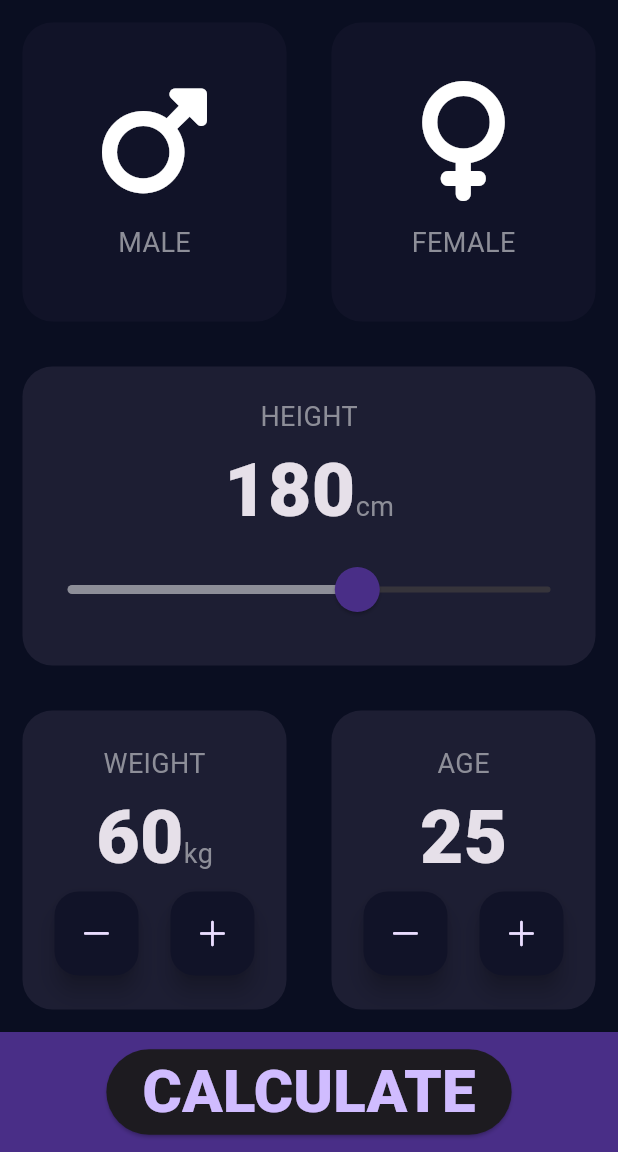
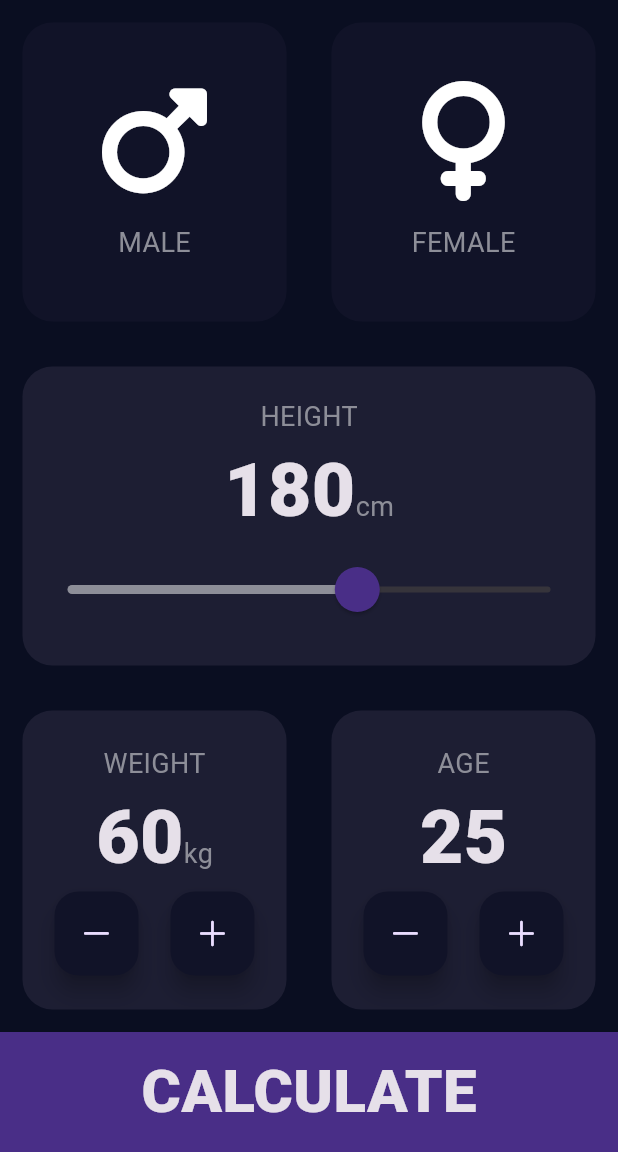
Before and after one commit to 5harka/BMI-Calculator-Flutter, a Flutter app: the screen it shows after launch, on a phone screen of 412 x 824 dp, the part 84-1236 px from its top. Run offline on Flutter 3.47's test engine with Material 3 defaults, Android fonts, the phone set to English and light mode, and no system bars; our stand-ins replace font_awesome_flutter.

Commit message:
final commit
BMI Calculator to always keep your Health in check

```diff
--- /dev/null
+++ b/lib/components/BottomButton.dart
@@ -0,0 +1,31 @@
+import 'package:flutter/material.dart';
+import '/components/constants.dart';
+import 'package:bmi_calculator/screens/ResultPage.dart';
+
+class BottomButton extends StatelessWidget {
+   BottomButton({
+
+    super.key,
+     required this.onTap,
+     required this.buttonTitle
+  });
+  final onTap;
+  final String buttonTitle;
+
+  @override
+  Widget build(BuildContext context) {
+    return GestureDetector(onTap: onTap,
+      child: Container(
+        color: kBottomContainerColor,
+        height: kBottomContainerHeight,
+        // padding: EdgeInsets.only(bottom: 20),
+        child: Center(
+          child: Text(
+            buttonTitle,
+            style: TextStyle(fontSize: 40, fontWeight: FontWeight.w800),
+          ),
+        ),
+      ),
+    );
+  }
+}
--- a/lib/CardWidget.dart
+++ b/lib/components/CardWidget.dart
@@ -18,8 +18,8 @@ class cardWidget extends StatelessWidget {
       child: Container(
         margin: EdgeInsets.all(15.0),
         child: cardChild,
-        decoration:
-        BoxDecoration(color: colour, borderRadius: BorderRadius.circular(20)),
+        decoration: BoxDecoration(
+            color: colour, borderRadius: BorderRadius.circular(20)),
       ),
     );
   }
--- a/lib/IconContent.dart
+++ b/lib/components/IconContent.dart
@@ -1,5 +1,5 @@
 import 'package:flutter/material.dart';
-import 'constants.dart';
+import '../components/constants.dart';
 
 class iconContent extends StatelessWidget {
   iconContent({
--- a/lib/main.dart
+++ b/lib/main.dart
@@ -1,6 +1,6 @@
 import 'package:flutter/material.dart';
-import 'package:bmi_calculator/InputPage.dart';
-import 'constants.dart';
+import 'screens/InputPage.dart';
+import '../components/constants.dart';
 
 void main() => runApp(BMICalculator());
 
--- a/lib/InputPage.dart
+++ b/lib/screens/InputPage.dart
@@ -1,9 +1,12 @@
 import 'package:flutter/cupertino.dart';
 import 'package:flutter/material.dart';
 import 'package:font_awesome_flutter/font_awesome_flutter.dart';
-import 'IconContent.dart';
-import 'package:bmi_calculator/CardWidget.dart';
-import 'constants.dart';
+import '../components/IconContent.dart';
+import '../components/CardWidget.dart';
+import 'ResultPage.dart';
+import '../components/constants.dart';
+import '../components/BottomButton.dart';
+import 'package:bmi_calculator/Calculator.dart';
 
 /// Enum to help set the right role (because of null safety I had to add in neither) ///
 enum Gender { male, female, neither }
@@ -239,21 +242,23 @@ class _InputPageState extends State<InputPage> {
                 ],
               ),
             ),
-            Container(
-              color: kBottomContainerColor,
-              height: kBottomContainerHeight,
-              child: Center(
-                  child: ElevatedButton(
-                    onPressed: (){setState(() {
-                      Navigation.push(context,MaterialPageRoute(builder: (context){
-                        return SecondPage();
-                      }))
-                    });},
-                    child: Text(
-                                    'CALCULATE',
-                                    style: TextStyle(fontSize: 40, fontWeight: FontWeight.w800),
-                                  ),
-                  )),
+
+            /// Setting up a connection to the next page ///
+            BottomButton(
+              buttonTitle: 'CALCULATE',
+              onTap: () {
+                CalculatorBrain calc =
+                    CalculatorBrain(height: height, weight: weight);
+
+                Navigator.push(
+                    context,
+                    MaterialPageRoute(
+                        builder: (context) => ResultPage(
+                              bmiResult: calc.calculatorBMI(),
+                              resulttext: calc.getResults(),
+                              interpretation: calc.getInterpetation(),
+                            )));
+              },
             )
           ],
         ));
```
Also changed, not shown: lib/Calculator.dart (added, +34 -0 lines), lib/components/constants.dart (renamed from lib/constants.dart, +11 -2 lines), lib/screens/ResultPage.dart (added, +80 -0 lines), lib/SecondPage.dart (deleted), pubspec.lock.
